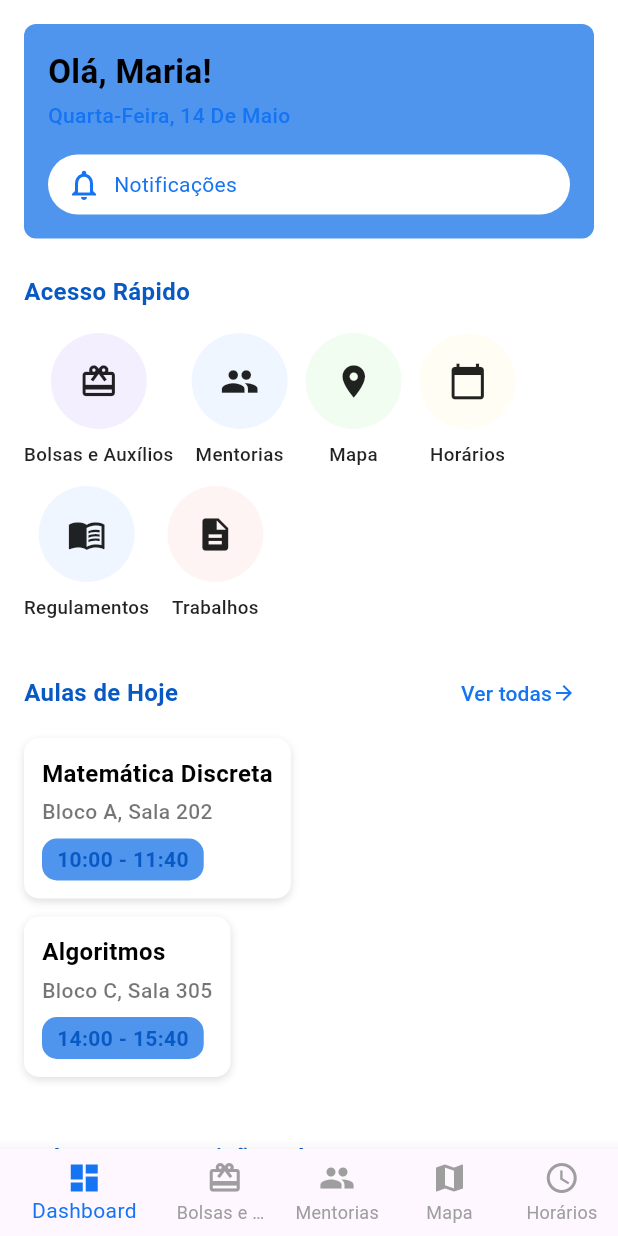
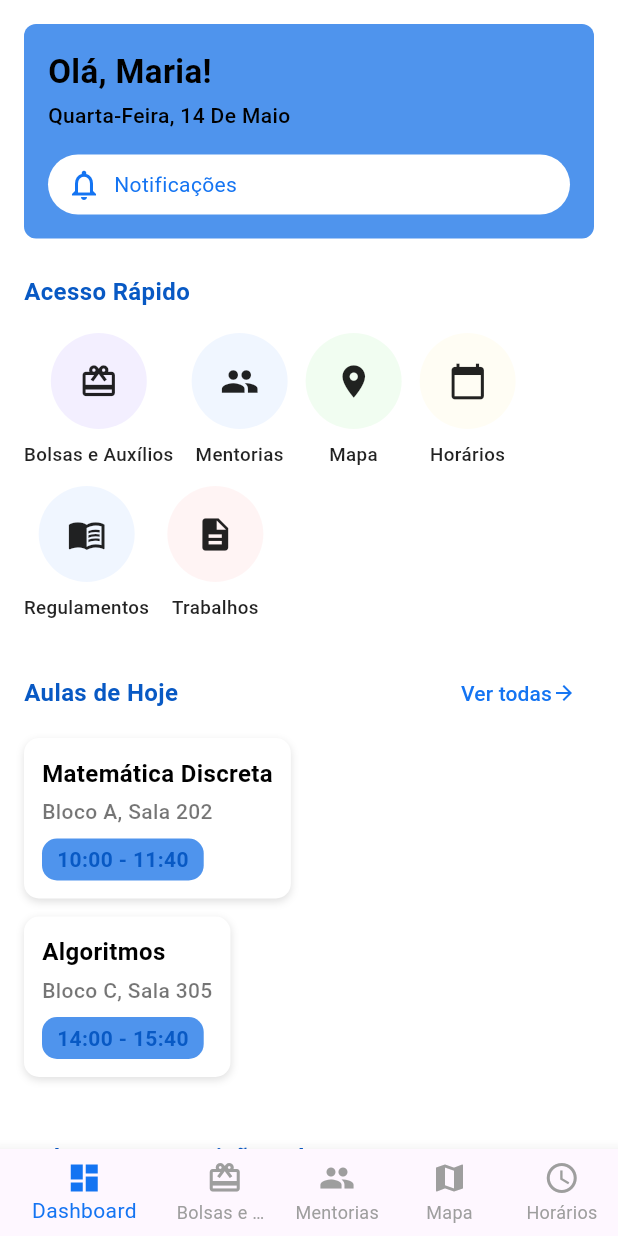
Before and after one commit to joao-fcosta/uni_conecta, a Flutter app: the screen it shows after launch, on a phone screen of 412 x 824 dp. Run offline on Flutter 3.47's test engine with Material 3 defaults, Android fonts, the light colour scheme and no system bars; network calls fail.

Commit message:
Atualiza cores de texto e fundo nos componentes Header e MentorCard

```diff
--- a/lib/widgets/header.dart
+++ b/lib/widgets/header.dart
@@ -27,7 +27,7 @@ class Header extends StatelessWidget {
           const Text(
             'Quarta-Feira, 14 De Maio',
             style: TextStyle(
-              color: purple,
+              color: Color.fromARGB(255, 0, 0, 0),
               fontWeight: FontWeight.w500,
             ),
           ),
--- a/lib/widgets/mentor_card.dart
+++ b/lib/widgets/mentor_card.dart
@@ -23,7 +23,7 @@ class MentorCard extends StatelessWidget {
       margin: const EdgeInsets.symmetric(vertical: 6),
       padding: const EdgeInsets.all(12),
       decoration: BoxDecoration(
-        color: purpleLight,
+        color: const Color.fromARGB(255, 255, 255, 255),
         borderRadius: BorderRadius.circular(12),
       ),
       child: Row(
```
